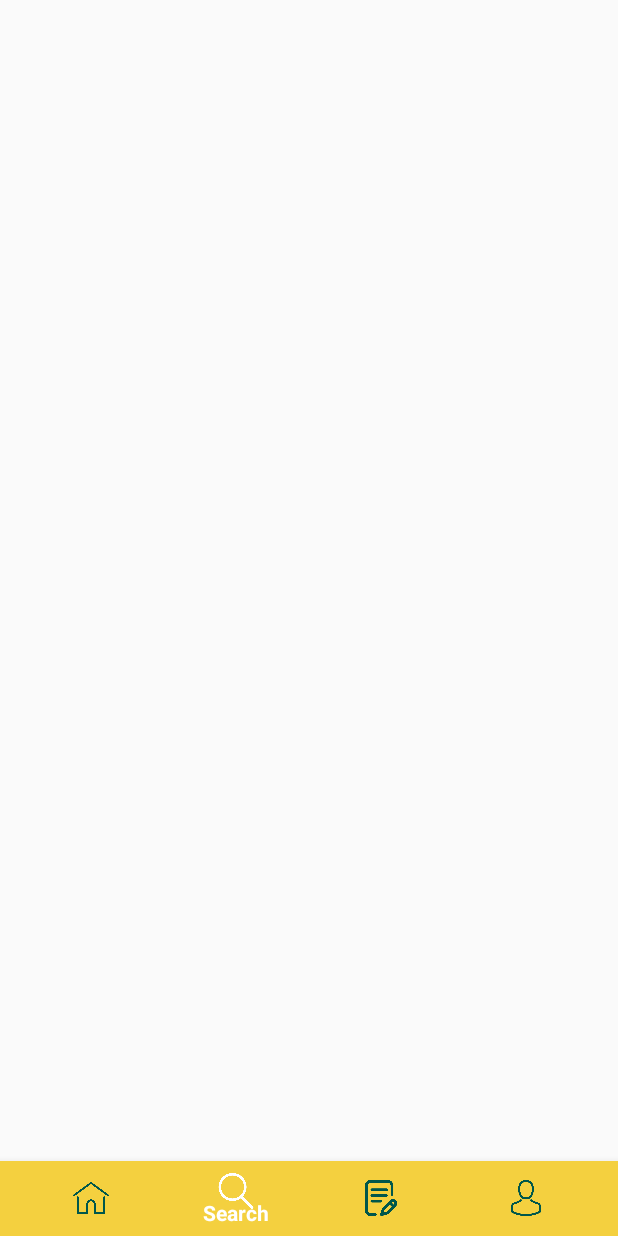
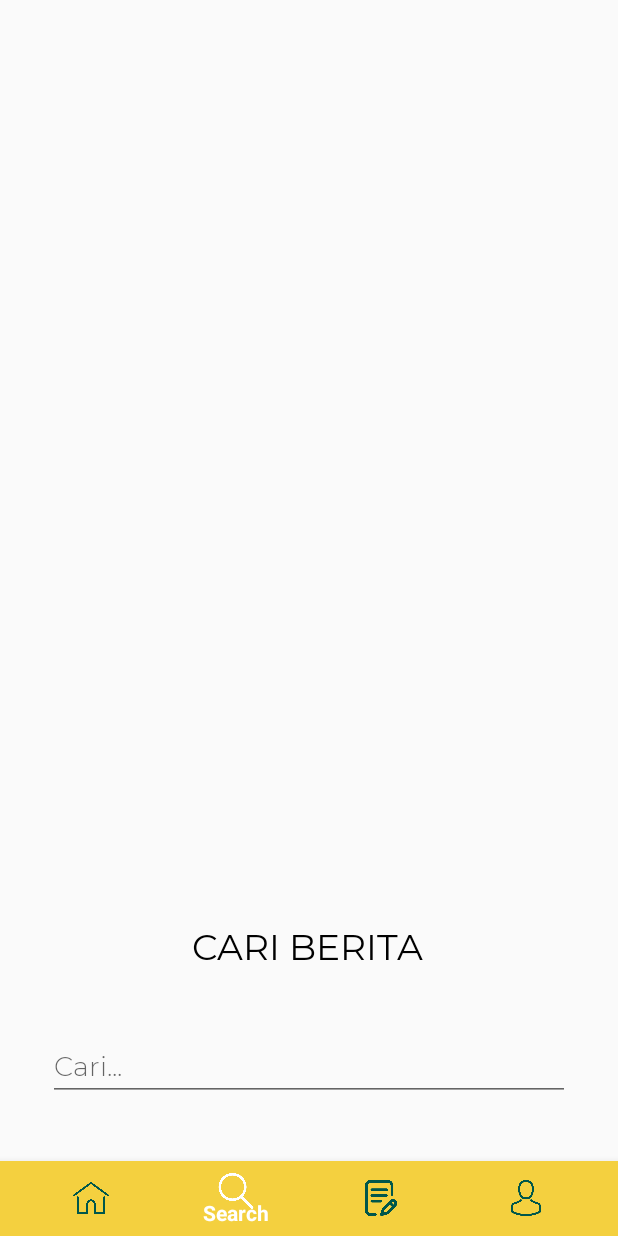
Before and after one commit to ridwanam/BBWS, an Android app: the screen it shows after launch (MainActivity), item 2 of the bottom bar chosen, on a phone screen of 412 x 824 dp. Run offline under Robolectric (Android 15) with nearby library versions, the phone set to English and light mode, and no system bars.

Commit message:
bug search

```diff
--- a/app/build.gradle
+++ b/app/build.gradle
@@ -28,4 +28,5 @@ dependencies {
     androidTestImplementation 'com.android.support.test.espresso:espresso-core:3.0.2'
 
     implementation 'com.android.support:design:28.0.0'
+    implementation 'org.jetbrains:annotations-java5:15.0'
 }
--- a/app/src/main/res/layout/fragment_search.xml
+++ b/app/src/main/res/layout/fragment_search.xml
@@ -7,17 +7,48 @@
     android:layout_height="match_parent">
 
     <TextView
-        android:id="@+id/tv_search"
+        android:id="@+id/textView2"
         android:layout_width="wrap_content"
         android:layout_height="wrap_content"
         android:layout_marginStart="8dp"
+        android:layout_marginTop="72dp"
         android:layout_marginEnd="8dp"
-        android:layout_marginBottom="8dp"
-        android:text="@string/home"
-        android:textAppearance="@style/TextAppearance.AppCompat.Medium"
-        app:layout_constraintBottom_toBottomOf="parent"
+        android:fontFamily="@font/monstserratregular"
+        android:text="CARI BERITA"
+        android:textColor="#000"
+        android:textSize="24sp"
         app:layout_constraintEnd_toEndOf="parent"
+        app:layout_constraintHorizontal_bias="0.498"
         app:layout_constraintStart_toStartOf="parent"
         app:layout_constraintTop_toTopOf="parent" />
 
+    <EditText
+        android:id="@+id/editText"
+        android:layout_width="match_parent"
+        android:layout_height="45sp"
+        android:layout_marginStart="32dp"
+        android:layout_marginTop="42dp"
+        android:layout_marginEnd="32dp"
+        android:fontFamily="@font/monstserratlight"
+        android:hint="Cari..."
+        android:textColor="#000"
+        android:textSize="18sp"
+        app:layout_constraintEnd_toEndOf="parent"
+        app:layout_constraintHorizontal_bias="0.0"
+        app:layout_constraintStart_toStartOf="parent"
+        app:layout_constraintTop_toBottomOf="@+id/textView2" />
+
+    <Button
+        android:id="@+id/btnCari"
+        android:layout_width="match_parent"
+        android:layout_height="wrap_content"
+        android:layout_marginStart="16dp"
+        android:layout_marginTop="42dp"
+        android:layout_marginEnd="16dp"
+        android:text="Cari"
+        app:layout_constraintEnd_toEndOf="parent"
+        app:layout_constraintHorizontal_bias="1.0"
+        app:layout_constraintStart_toStartOf="parent"
+        app:layout_constraintTop_toBottomOf="@+id/editText" />
+
 </android.support.constraint.ConstraintLayout>
```
Also changed, not shown: app/src/main/java/com/k/bbws/HomeFragment.java (+33 -1 lines), app/src/main/res/layout/fragment_akun.xml (+19 -9 lines).
